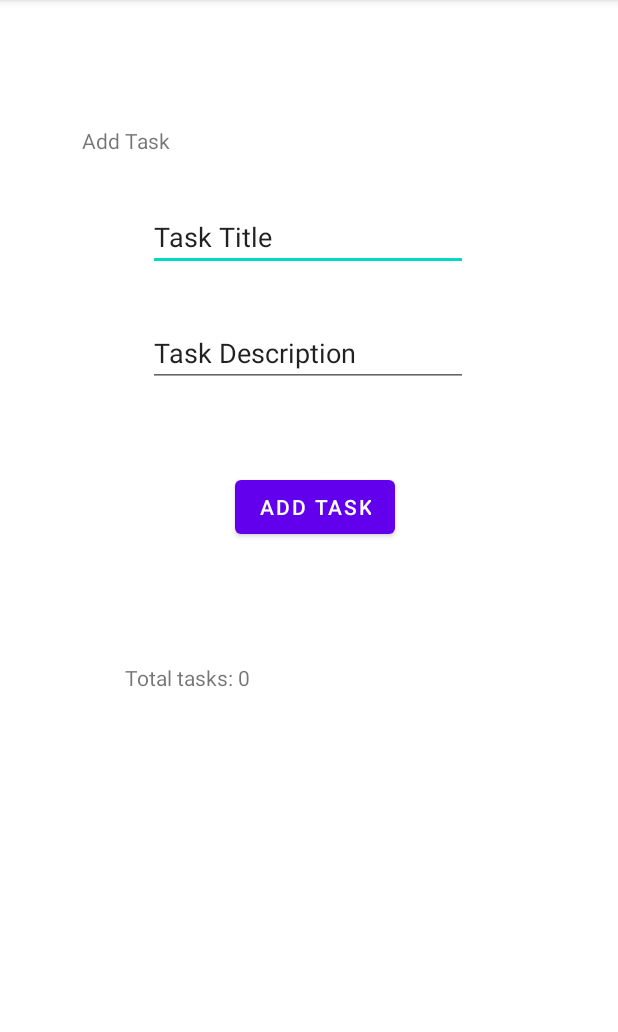
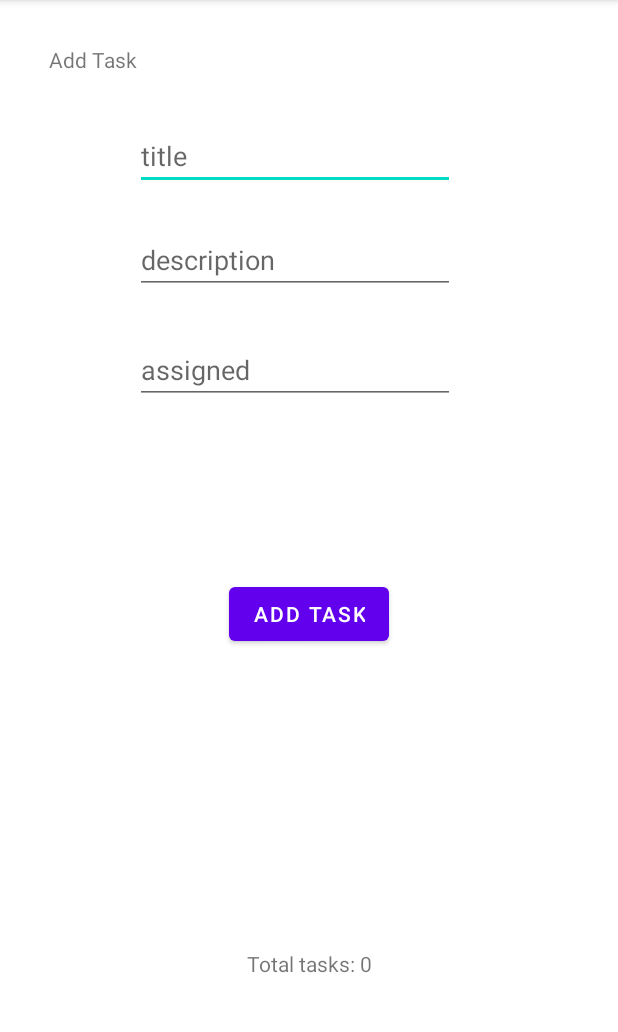
Before and after one commit to GoldenDog190/taskmaster, an Android app: the screen it shows after launch (AddTask), after a tap on "ADD A TASK", on a phone screen of 412 x 824 dp, the part 84-1116 px from its top. Run offline under Robolectric (Android 15) with nearby library versions, the phone set to English and light mode, and no system bars; our stand-ins replace Room's generated code.

Commit message:
changed the add task page and added database to the task page, as well as to the home page and the task detail page

```diff
--- a/app/src/main/java/com/GoldenDog190/taskmaster/activity/MainActivity.java
+++ b/app/src/main/java/com/GoldenDog190/taskmaster/activity/MainActivity.java
@@ -3,6 +3,7 @@ package com.GoldenDog190.taskmaster.activity;
 import androidx.appcompat.app.AppCompatActivity;
 import androidx.recyclerview.widget.LinearLayoutManager;
 import androidx.recyclerview.widget.RecyclerView;
+import androidx.room.Room;
 
 import android.content.Intent;
 import android.content.SharedPreferences;
@@ -14,6 +15,7 @@ import android.widget.Button;
 import android.widget.TextView;
 
 import com.GoldenDog190.taskmaster.R;
+import com.GoldenDog190.taskmaster.TaskDatabase;
 import com.GoldenDog190.taskmaster.adapters.TaskViewAdapter;
 import com.GoldenDog190.taskmaster.models.TaskModel;
 import com.google.android.material.snackbar.Snackbar;
@@ -24,11 +26,18 @@ import java.util.Locale;
 
 public class MainActivity extends AppCompatActivity implements TaskViewAdapter.TaskListener {
     public static String TAG = "GoldenDog190.MainActivity";
+    TaskDatabase taskDatabase;
 
     @Override
     protected void onCreate(Bundle savedInstanceState) {
         super.onCreate(savedInstanceState);
         setContentView(R.layout.activity_main);
+//===========load database==========
+        taskDatabase = Room.databaseBuilder(getApplicationContext(), TaskDatabase.class, "awaggoner_task_master")
+                .allowMainThreadQueries()
+                .build();
+
+
 
         Button addATaskButton = findViewById(R.id.AddATaskButton);
         addATaskButton.setOnClickListener(new View.OnClickListener() {
@@ -72,7 +81,7 @@ public class MainActivity extends AppCompatActivity implements TaskViewAdapter.T
         });
 
         //===============RecycleView===================================
-        List<TaskModel> taskModels = new ArrayList<>();
+        List<TaskModel> taskModels = taskDatabase.taskModelDoa().findAll();
         taskModels.add(new TaskModel("Task 1", "Walk the dog", "today"));
         taskModels.add(new TaskModel("Task 2", "Feed the cats", "today"));
         taskModels.add(new TaskModel("Task 3", "Clean the bird cage", "today"));
--- a/app/src/main/java/com/GoldenDog190/taskmaster/adapters/TaskViewAdapter.java
+++ b/app/src/main/java/com/GoldenDog190/taskmaster/adapters/TaskViewAdapter.java
@@ -28,6 +28,9 @@ public class TaskViewAdapter extends RecyclerView.Adapter<TaskViewAdapter.TaskMo
     public TaskViewAdapter(List<TaskModel> taskModelList, TaskListener listener){
         this.taskModelList = taskModelList;
         this.listener = listener;
+    }
+
+    public TaskViewAdapter(List<TaskModel> taskModels) {
     }
 
     @NonNull
--- a/app/src/main/res/layout/activity_add_task.xml
+++ b/app/src/main/res/layout/activity_add_task.xml
@@ -13,10 +13,10 @@
         android:text="Add Task"
         app:layout_constraintBottom_toBottomOf="parent"
         app:layout_constraintEnd_toEndOf="parent"
-        app:layout_constraintHorizontal_bias="0.155"
+        app:layout_constraintHorizontal_bias="0.093"
         app:layout_constraintStart_toStartOf="parent"
         app:layout_constraintTop_toTopOf="parent"
-        app:layout_constraintVertical_bias="0.112" />
+        app:layout_constraintVertical_bias="0.04" />
 
     <EditText
         android:id="@+id/editTextTextTaskTitle"
@@ -24,8 +24,8 @@
         android:layout_height="wrap_content"
         android:layout_marginTop="32dp"
         android:ems="10"
+        android:hint="title"
         android:inputType="textPersonName"
-        android:text="Task Title"
         app:layout_constraintBottom_toTopOf="@+id/editTextTextTaskDescription"
         app:layout_constraintEnd_toEndOf="@+id/editTextTextTaskDescription"
         app:layout_constraintHorizontal_bias="0.0"
@@ -36,13 +36,12 @@
         android:id="@+id/editTextTextTaskDescription"
         android:layout_width="wrap_content"
         android:layout_height="wrap_content"
-        android:layout_marginTop="32dp"
+        android:layout_marginTop="24dp"
         android:ems="10"
+        android:hint="description"
         android:inputType="textPersonName"
-        android:text="Task Description"
-        app:layout_constraintBottom_toTopOf="@+id/TaskButton"
         app:layout_constraintEnd_toEndOf="parent"
-        app:layout_constraintHorizontal_bias="0.497"
+        app:layout_constraintHorizontal_bias="0.452"
         app:layout_constraintStart_toStartOf="parent"
         app:layout_constraintTop_toBottomOf="@+id/editTextTextTaskTitle" />
 
@@ -50,22 +49,35 @@
         android:id="@+id/TaskButton"
         android:layout_width="wrap_content"
         android:layout_height="wrap_content"
-        android:layout_marginTop="56dp"
         android:text="Add Task"
-        app:layout_constraintEnd_toEndOf="@+id/editTextTextTaskDescription"
-        app:layout_constraintHorizontal_bias="0.546"
-        app:layout_constraintStart_toStartOf="@+id/editTextTextTaskDescription"
-        app:layout_constraintTop_toBottomOf="@+id/editTextTextTaskDescription" />
+        app:layout_constraintBottom_toTopOf="@+id/textView3"
+        app:layout_constraintEnd_toEndOf="parent"
+        app:layout_constraintStart_toStartOf="parent"
+        app:layout_constraintTop_toBottomOf="@+id/editTextTextAssigned" />
 
     <TextView
         android:id="@+id/textView3"
         android:layout_width="wrap_content"
         android:layout_height="wrap_content"
-        android:layout_marginTop="80dp"
+        android:layout_marginTop="84dp"
         android:text="Total tasks: 0"
+        app:layout_constraintBottom_toBottomOf="parent"
         app:layout_constraintEnd_toEndOf="parent"
-        app:layout_constraintHorizontal_bias="0.253"
         app:layout_constraintStart_toStartOf="parent"
-        app:layout_constraintTop_toBottomOf="@+id/TaskButton" />
+        app:layout_constraintTop_toBottomOf="@+id/TaskButton"
+        app:layout_constraintVertical_bias="0.0" />
+
+    <EditText
+        android:id="@+id/editTextTextAssigned"
+        android:layout_width="wrap_content"
+        android:layout_height="wrap_content"
+        android:layout_marginTop="28dp"
+        android:ems="10"
+        android:hint="assigned"
+        android:inputType="textPersonName"
+        app:layout_constraintEnd_toEndOf="@+id/editTextTextTaskDescription"
+        app:layout_constraintHorizontal_bias="0.0"
+        app:layout_constraintStart_toStartOf="@+id/editTextTextTaskDescription"
+        app:layout_constraintTop_toBottomOf="@+id/editTextTextTaskDescription" />
 
 </androidx.constraintlayout.widget.ConstraintLayout>
```
Also changed, not shown: app/src/main/java/com/GoldenDog190/taskmaster/activity/AddTask.java (+13 -5 lines), app/src/main/java/com/GoldenDog190/taskmaster/activity/TaskDetail.java (+40 -6 lines), app/src/main/res/layout/activity_task_detail.xml (+6 -16 lines).
